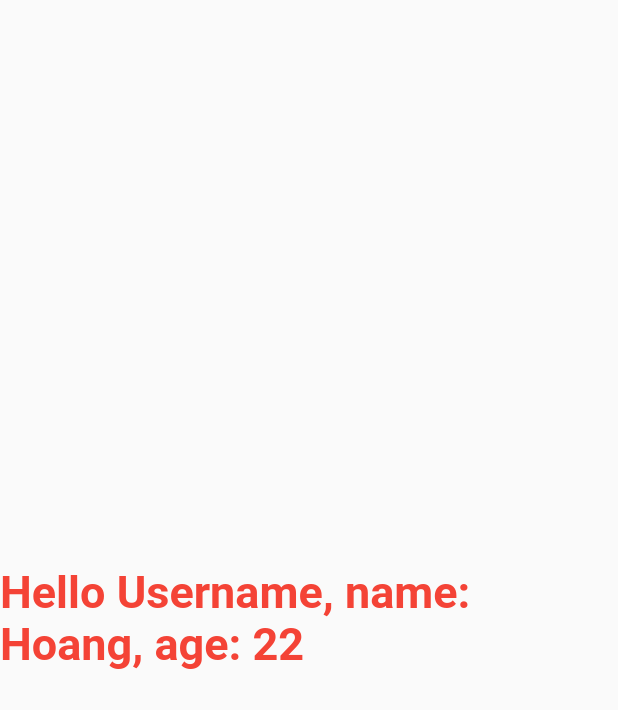
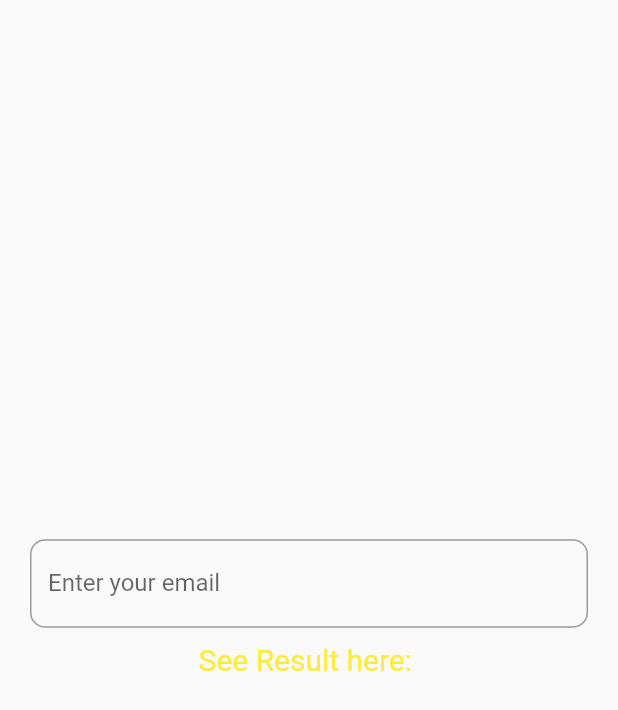
Before and after one commit to phucdo2601/learn-flutter, a Flutter app: the screen it shows after launch, on a phone screen of 412 x 824 dp. Shown: the top 710 px of the screen. Run offline on Flutter 3.47's test engine with Material 2 defaults, Android fonts, the phone set to English and light mode, and no system bars.

Commit message:
StatefulWidget and chang state with TextField

```diff
--- /dev/null
+++ b/lib/MyApp.dart
@@ -0,0 +1,135 @@
+import 'package:flutter/cupertino.dart';
+import 'package:flutter/material.dart';
+
+// class MyApp extends StatelessWidget {
+//   //Private: thay doi thi giao dien thay doi theo
+//   //StatelessWidget: widget which donot have "state" (property) which has been changed <-> User Interface
+//
+//   String name;
+//   int age;
+//
+//   MyApp({required this.name, required this.age});
+//
+//   @override
+//   Widget build(BuildContext context) {
+//     // build abstract method from parent class(StatelessWidget)
+//     // return Center(child: Text( //chi hien thong tin cac sau ki tu
+//     //     "Hello User, name: ${this.name}, age: ${this.age}",
+//     //     //font size
+//     //     style: TextStyle(fontSize: 30),
+//     //     textDirection: TextDirection.ltr//left to right
+//     //
+//     // ), //Text, Center
+//     // );
+//
+//     return MaterialApp(
+//         title: "This is my first app by PhucDn!",
+//         home: Scaffold(
+//           body: Center(child: Text( //chi hien thong tin cac sau ki tu
+//               "Hello Username welcome to my app, name: ${this.name}, age: ${this.age}",
+//               //font size
+//               style: TextStyle(
+//                   fontSize: 30,
+//                   fontWeight: FontWeight.bold,
+//                   color: Colors.red
+//               ),
+//               textDirection: TextDirection.ltr//left to right
+//
+//           ), //Text, Center
+//           ),
+//         )
+//     );
+//   }
+// }
+
+/**
+ * Moi StateFulWidget duoc tao thanh tu 2 class
+ * public class ke thua tu StatefulWidget
+ * private class de ve giao dien
+ */
+class MyApp extends StatefulWidget {
+  String name;
+  int age;
+  MyApp({required this.name, required this.age});
+
+  @override
+  State<StatefulWidget> createState() {
+    // TODO: implement createState
+    return _MyAppState();
+  }
+}
+
+class _MyAppState extends State<MyApp> {
+  String _email = ""; // this is state
+
+  final emailEditingController = TextEditingController();
+
+  @override
+  Widget build(BuildContext context) {
+    // TODO: implement build
+
+    // Now Add a state
+    return MaterialApp(
+      title: "This is a StatefulWidget",
+      home: Scaffold(
+        body: Center(
+          child: Column(
+            mainAxisAlignment: MainAxisAlignment.center,
+            children: <Widget>[
+              Container(
+                padding: EdgeInsets.symmetric(horizontal: 20, vertical: 10),
+                child: (
+                    TextField(
+                      controller: emailEditingController,
+                      onChanged: (text){
+                        this.setState(() {
+                          _email = text; // when text changed => build rerun => reload widget
+
+                        });
+                      },
+                      decoration: InputDecoration(
+                          border: OutlineInputBorder(
+                            borderRadius: const BorderRadius.all(
+                              const Radius.circular(10)
+                            ),
+                          ),
+                          labelText: "Enter your email"
+                      ),
+                    )
+
+
+                ),
+              ),
+
+
+
+              Text(
+                /***
+                 * truy cap cac thuoc tinh trong class MyApp
+                 * this.widget.tenThuocTinh
+                 */
+                "See Result here: ",
+                style: TextStyle(
+                    fontSize: 20,
+                    color: Colors.yellow
+                ),
+              ),
+
+              Text(
+                /***
+                 * truy cap cac thuoc tinh trong class MyApp
+                 * this.widget.tenThuocTinh
+                 */
+                _email,
+                style: TextStyle(
+                    fontSize: 20,
+                    color: Colors.red
+                ),
+              ),
+            ],
+          )
+        ),
+      )
+    );
+  }
+}
--- a/lib/main.dart
+++ b/lib/main.dart
@@ -1,4 +1,5 @@
 import 'package:flutter/material.dart';
+import 'package:myapp/MyApp.dart';
 
 
 void main() {
@@ -8,44 +9,3 @@ void main() {
     MyApp(name: "Hoang",age: 22) //How to send arguments/params
   );
 }
-
-class MyApp extends StatelessWidget {
-  //Private: thay doi thi giao dien thay doi theo
-  //StatelessWidget: widget which donot have "state" (property) which has been changed <-> User Interface
-
-  String name;
-  int age;
-
-  MyApp({required this.name, required this.age});
-
-  @override
-  Widget build(BuildContext context) {
-    // build abstract method from parent class(StatelessWidget)
-    // return Center(child: Text( //chi hien thong tin cac sau ki tu
-    //     "Hello User, name: ${this.name}, age: ${this.age}",
-    //     //font size
-    //     style: TextStyle(fontSize: 30),
-    //     textDirection: TextDirection.ltr//left to right
-    //
-    // ), //Text, Center
-    // );
-
-    return MaterialApp(
-      title: "This is my first app!",
-      home: Scaffold(
-        body: Center(child: Text( //chi hien thong tin cac sau ki tu
-            "Hello Username, name: ${this.name}, age: ${this.age}",
-            //font size
-            style: TextStyle(
-                fontSize: 30,
-                fontWeight: FontWeight.bold,
-                color: Colors.red
-            ),
-            textDirection: TextDirection.ltr//left to right
-
-          ), //Text, Center
-        ),
-      )
-    );
-  }
-}
```
Also changed, not shown: 1 other file.
